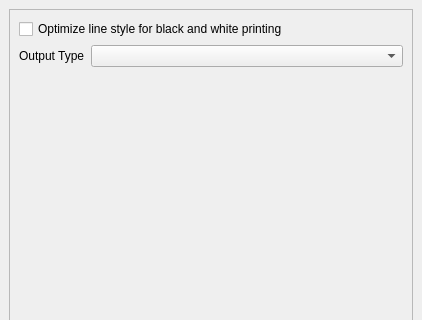
Old version of the form svir/ui/ui_viewer_dock.ui in the repository gem/oq-irmt-qgis; both pictures show x 0 to 422 and y 0 to 320 of the 422 by 657 pixel window.
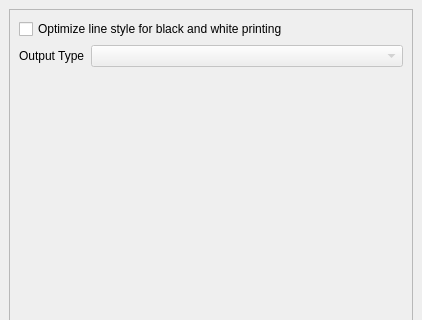
New version of the form. Icons and pictures are not drawn.

Commit message: Keep output type selector in viewer dock always disabled

```diff
--- a/svir/ui/ui_viewer_dock.ui
+++ b/svir/ui/ui_viewer_dock.ui
@@ -36,7 +36,7 @@
          <x>0</x>
          <y>0</y>
          <width>402</width>
-         <height>612</height>
+         <height>618</height>
         </rect>
        </property>
        <layout class="QVBoxLayout" name="verticalLayout_3">
@@ -71,7 +71,11 @@
              </widget>
             </item>
             <item row="0" column="1">
-             <widget class="QComboBox" name="output_type_cbx"/>
+             <widget class="QComboBox" name="output_type_cbx">
+              <property name="enabled">
+               <bool>false</bool>
+              </property>
+             </widget>
             </item>
            </layout>
           </item>
```
The commit also changes 1 other file.
